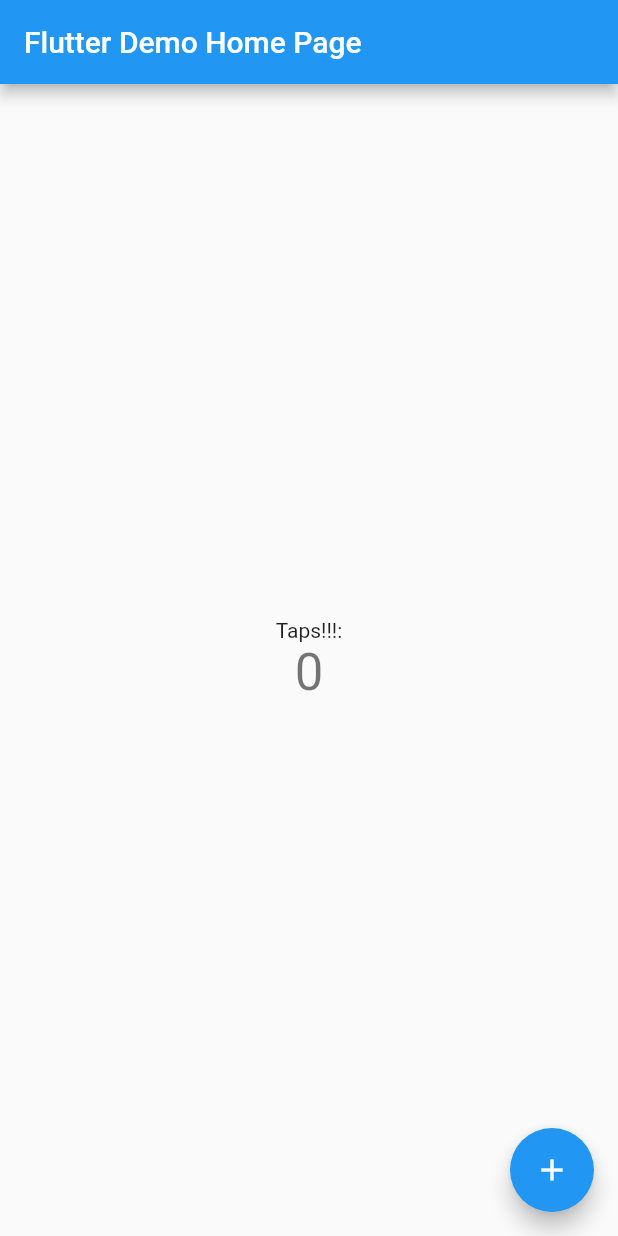
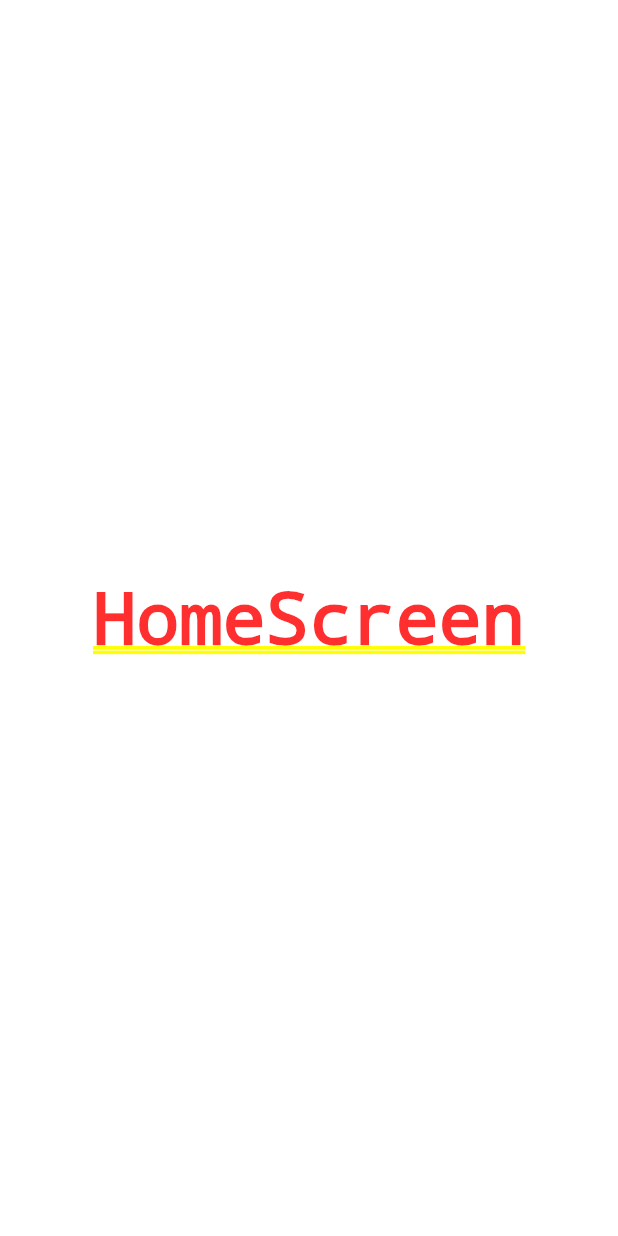
Before and after one commit to VmasterpartV/my_first_flutter_app, a Flutter app: the screen it shows after launch, on a phone screen of 412 x 824 dp. Run offline on Flutter 3.47's test engine with Material 2 defaults, Android fonts, the phone set to English and light mode, and no system bars.

Commit message:
Divide home in 2 files

```diff
--- a/lib/main.dart
+++ b/lib/main.dart
@@ -1,3 +1,5 @@
+import 'package:my_app/screens/home_screen.dart';
+
 import 'package:flutter/material.dart';
 
 void main() {
@@ -7,109 +9,11 @@ void main() {
 class MyApp extends StatelessWidget {
   const MyApp({Key? key}) : super(key: key);
 
-  // This widget is the root of your application.
   @override
   Widget build(BuildContext context) {
-    return MaterialApp(
-      title: 'Flutter Demo',
-      theme: ThemeData(
-        // This is the theme of your application.
-        //
-        // Try running your application with "flutter run". You'll see the
-        // application has a blue toolbar. Then, without quitting the app, try
-        // changing the primarySwatch below to Colors.green and then invoke
-        // "hot reload" (press "r" in the console where you ran "flutter run",
-        // or simply save your changes to "hot reload" in a Flutter IDE).
-        // Notice that the counter didn't reset back to zero; the application
-        // is not restarted.
-        primarySwatch: Colors.blue,
-      ),
-      home: const MyHomePage(title: 'Flutter Demo Home Page'),
+    return const MaterialApp(
+      debugShowCheckedModeBanner: false,
+      home: HomeScreen()
     );
   }
 }
-
-class MyHomePage extends StatefulWidget {
-  const MyHomePage({Key? key, required this.title}) : super(key: key);
-
-  // This widget is the home page of your application. It is stateful, meaning
-  // that it has a State object (defined below) that contains fields that affect
-  // how it looks.
-
-  // This class is the configuration for the state. It holds the values (in this
-  // case the title) provided by the parent (in this case the App widget) and
-  // used by the build method of the State. Fields in a Widget subclass are
-  // always marked "final".
-
-  final String title;
-
-  @override
-  State<MyHomePage> createState() => _MyHomePageState();
-}
-
-class _MyHomePageState extends State<MyHomePage> {
-  int _counter = 0;
-
-  void _incrementCounter() {
-    setState(() {
-      // This call to setState tells the Flutter framework that something has
-      // changed in this State, which causes it to rerun the build method below
-      // so that the display can reflect the updated values. If we changed
-      // _counter without calling setState(), then the build method would not be
-      // called again, and so nothing would appear to happen.
-      _counter++;
-    });
-  }
-
-  @override
-  Widget build(BuildContext context) {
-    // This method is rerun every time setState is called, for instance as done
-    // by the _incrementCounter method above.
-    //
-    // The Flutter framework has been optimized to make rerunning build methods
-    // fast, so that you can just rebuild anything that needs updating rather
-    // than having to individually change instances of widgets.
-    return Scaffold(
-      appBar: AppBar(
-        // Here we take the value from the MyHomePage object that was created by
-        // the App.build method, and use it to set our appbar title.
-        title: Text(widget.title),
-      ),
-      body: Center(
-        // Center is a layout widget. It takes a single child and positions it
-        // in the middle of the parent.
-        child: Column(
-          // Column is also a layout widget. It takes a list of children and
-          // arranges them vertically. By default, it sizes itself to fit its
-          // children horizontally, and tries to be as tall as its parent.
-          //
-          // Invoke "debug painting" (press "p" in the console, choose the
-          // "Toggle Debug Paint" action from the Flutter Inspector in Android
-          // Studio, or the "Toggle Debug Paint" command in Visual Studio Code)
-          // to see the wireframe for each widget.
-          //
-          // Column has various properties to control how it sizes itself and
-          // how it positions its children. Here we use mainAxisAlignment to
-          // center the children vertically; the main axis here is the vertical
-          // axis because Columns are vertical (the cross axis would be
-          // horizontal).
-          mainAxisAlignment: MainAxisAlignment.center,
-          children: <Widget>[
-            const Text(
-              'Taps!!!:',
-            ),
-            Text(
-              '$_counter',
-              style: Theme.of(context).textTheme.headline4,
-            ),
-          ],
-        ),
-      ),
-      floatingActionButton: FloatingActionButton(
-        onPressed: _incrementCounter,
-        tooltip: 'Increment',
-        child: const Icon(Icons.add),
-      ), // This trailing comma makes auto-formatting nicer for build methods.
-    );
-  }
-}
--- /dev/null
+++ b/lib/screens/home_screen.dart
@@ -0,0 +1,12 @@
+import 'package:flutter/material.dart';
+
+class HomeScreen extends StatelessWidget {
+  const HomeScreen({Key? key}) : super(key: key);
+
+  @override
+  Widget build(BuildContext context) {
+    return const Center(
+      child: Text('HomeScreen'),
+    );
+  }
+}
```
